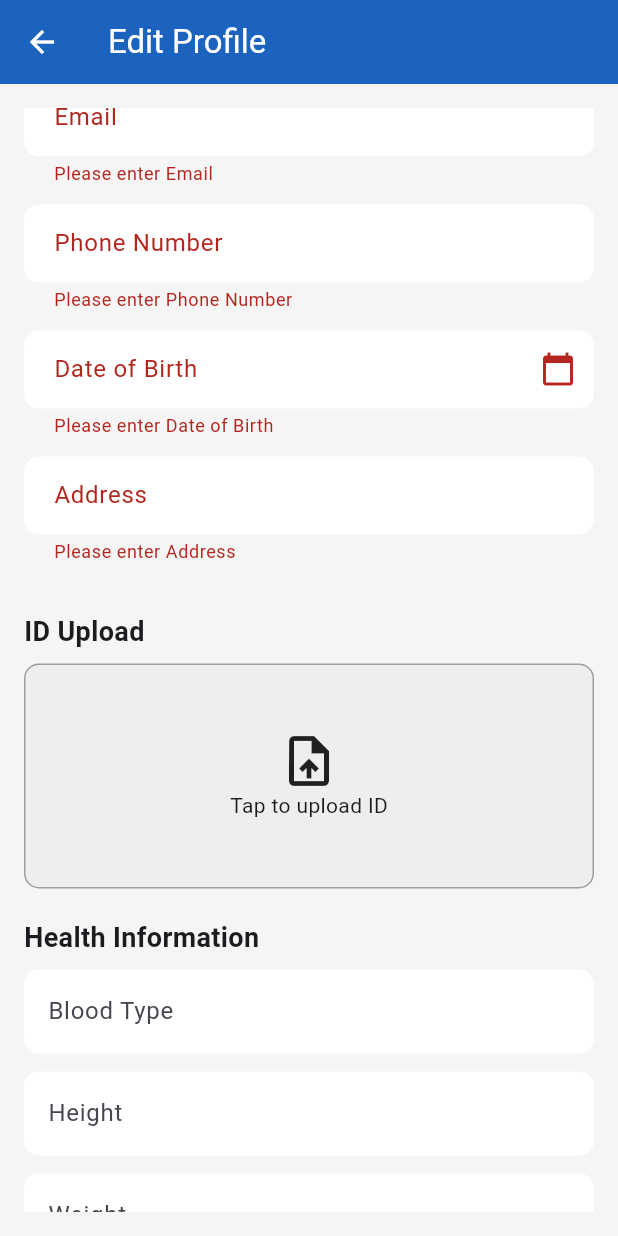
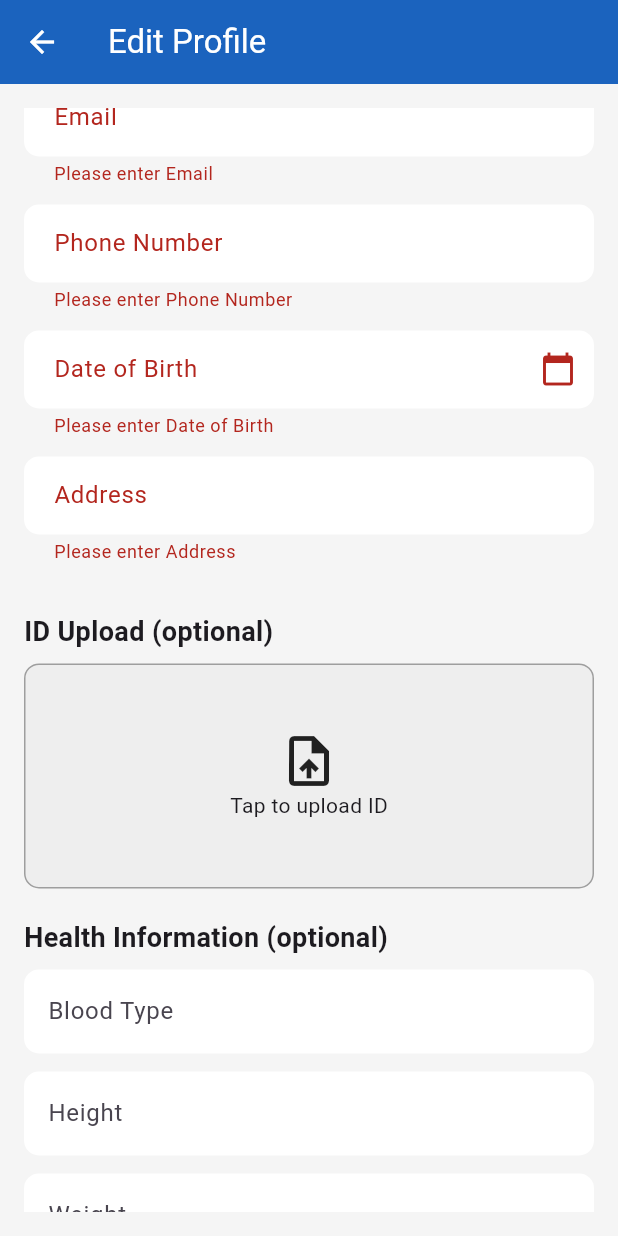
Before and after one commit to Davidtan0502/project_radar_app, a Flutter app: the EditAccountinfo screen opened directly, scrolled down 576 dp, after a tap on "Save Changes", on a phone screen of 412 x 824 dp. Run offline on Flutter 3.47's test engine with Material 3 defaults, Android fonts, the phone set to English and light mode, and no system bars; our stand-ins replace another_flushbar, cloud_firestore, firebase_auth, firebase_core, firebase_storage, geocoding and 7 more; missing offline and left inert: flutter_email_sender; accounts and stored records are empty; network calls fail.

Commit message:
LOGIN(VERIFICATION), REGISTER (PASSWORD LOGIC), EMERGENCY CONTACT (DRAG N PULL), EDIT ACCOUNT INFORMATION (HEALTH INFO, READ ONLY EMAIL), DELETION LOGIC MODULE, CHANGE PASSWORD LOGIC MODULE,

```diff
--- a/lib/screens/profile/edit_account_info.dart
+++ b/lib/screens/profile/edit_account_info.dart
@@ -4,6 +4,7 @@ import 'package:image_picker/image_picker.dart';
 import 'package:firebase_auth/firebase_auth.dart';
 import 'package:cloud_firestore/cloud_firestore.dart';
 import 'package:firebase_storage/firebase_storage.dart';
+import 'package:another_flushbar/flushbar.dart';
 import 'package:project_radar_app/screens/profile/account_management_screen.dart';
 import 'package:project_radar_app/services/navigation.dart';
 
@@ -41,6 +42,49 @@ class _EditAccountinfoState extends State<EditAccountinfo> {
     super.initState();
     _initializeFormListeners();
     _loadUserData();
+
+    _bloodTypeController.addListener(() {
+      final input = _bloodTypeController.text.toUpperCase(); // convert to uppercase
+      final validTypes = ['A+', 'A-', 'B+', 'B-', 'O+', 'O-', 'AB+', 'AB-'];
+
+      // Only update if input is one of the valid types or a valid prefix
+      if (input.isEmpty || validTypes.any((type) => type.startsWith(input))) {
+        if (_bloodTypeController.text != input) {
+          _bloodTypeController.value = _bloodTypeController.value.copyWith(
+            text: input,
+            selection: TextSelection.fromPosition(
+              TextPosition(offset: input.length),
+            ),
+          );
+        }
+      }
+    });
+
+        // Auto-space for Height
+    _heightController.addListener(() {
+      String text = _heightController.text.trimRight();
+      if (text.isNotEmpty && text.toLowerCase().endsWith('cm')) {
+        // Remove any spaces before 'cm' and add exactly one
+        text = '${text.substring(0, text.length - 2).trim()} cm';
+        _heightController.text = text;
+        _heightController.selection = TextSelection.fromPosition(
+          TextPosition(offset: text.length),
+        );
+      }
+    });
+
+    // Auto-space for Weight
+    _weightController.addListener(() {
+      String text = _weightController.text.trimRight();
+      if (text.isNotEmpty && text.toLowerCase().endsWith('kg')) {
+        // Remove any spaces before 'kg' and add exactly one
+        text = '${text.substring(0, text.length - 2).trim()} kg';
+        _weightController.text = text;
+        _weightController.selection = TextSelection.fromPosition(
+          TextPosition(offset: text.length),
+        );
+      }
+    });
   }
 
   Future<void> _loadUserData() async {
@@ -54,11 +98,11 @@ class _EditAccountinfoState extends State<EditAccountinfo> {
     if (!doc.exists) return;
     final data = doc.data()!;
     setState(() {
-      _firstNameController.text = data['firstName'] ?? '';
-      _middleNameController.text = data['middleName'] ?? '';
-      _lastNameController.text = data['lastName'] ?? '';
+      _firstNameController.text = _capitalizeWords(data['firstName'] ?? '');
+  _middleNameController.text = _capitalizeWords(data['middleName'] ?? '');
+  _lastNameController.text = _capitalizeWords(data['lastName'] ?? '');
       _emailController.text = data['email'] ?? '';
-      _phoneController.text = data['phone'] ?? '';
+      _phoneController.text = _formatPhone(data['phone'] ?? '');
       _dobController.text = data['dob'] ?? '';
       _addressController.text = data['address'] ?? '';
       _bloodTypeController.text = data['bloodType'] ?? '';
@@ -181,12 +225,28 @@ class _EditAccountinfoState extends State<EditAccountinfo> {
     }
   }
 
+    String _capitalizeWords(String text) {
+    return text.split(' ').map((word) {
+      if (word.isEmpty) return '';
+      return word[0].toUpperCase() + word.substring(1).toLowerCase();
+    }).join(' ');
+  }
+
+  String _formatPhone(String phone) {
+    if (phone.startsWith('+63')) {
+      return '0${phone.substring(3)}';
+    }
+    return phone;
+  }
+
   Future<void> _saveProfile() async {
     if (!_formKey.currentState!.validate() || _isSaving) return;
     setState(() => _isSaving = true);
+
     try {
       final user = FirebaseAuth.instance.currentUser;
       if (user == null) return;
+
       String? profileUrl;
       if (_removeProfileImage) {
         try {
@@ -200,13 +260,13 @@ class _EditAccountinfoState extends State<EditAccountinfo> {
           'profile_images',
         );
       }
+
       String? idUrl;
       if (_idImage != null) {
         idUrl = await _uploadImageToStorage(_idImage!, 'id_uploads');
       }
-      final docRef = FirebaseFirestore.instance
-          .collection('users')
-          .doc(user.uid);
+
+      final docRef = FirebaseFirestore.instance.collection('users').doc(user.uid);
       await docRef.set({
         'firstName': _firstNameController.text.trim(),
         'middleName': _middleNameController.text.trim(),
@@ -223,15 +283,31 @@ class _EditAccountinfoState extends State<EditAccountinfo> {
         'isVerified': true,
         'updatedAt': FieldValue.serverTimestamp(),
       }, SetOptions(merge: true));
+
+    // Top notification
     if (!mounted) return;
-      ScaffoldMessenger.of(context).showSnackBar(
-        const SnackBar(
-          content: Text('Profile saved successfully!'),
-          backgroundColor: Colors.green,
+    await Flushbar(
+      message: 'Profile saved successfully!',
+      backgroundColor: const Color.fromARGB(255, 25, 167, 0),
+      margin: const EdgeInsets.symmetric(horizontal: 20, vertical: 16),
+      borderRadius: BorderRadius.circular(12),
+      flushbarPosition: FlushbarPosition.TOP,
+      icon: const Icon(
+        Icons.check_circle,
+        color: Colors.white,
       ),
-      );
+      messageColor: const Color.fromARGB(255, 255, 255, 255),
+      padding: const EdgeInsets.symmetric(horizontal: 20, vertical: 14),
+      animationDuration: const Duration(milliseconds: 500),
+      duration: const Duration(seconds: 3),
+    ).show(context);
+
+    if (!mounted) return;
       setState(() => _isFormDirty = false);
+
+      // Pop after notification disappears
       Navigator.pop(context, true);
+
     } finally {
       if (mounted) setState(() => _isSaving = false);
     }
@@ -394,6 +470,7 @@ class _EditAccountinfoState extends State<EditAccountinfo> {
           _emailController,
           hint: 'you@example.com',
           keyboardType: TextInputType.emailAddress,
+          isReadOnly: true, // added to prevent editing
         ),
         _buildEditableField(
           'Phone Number',
@@ -416,7 +493,7 @@ class _EditAccountinfoState extends State<EditAccountinfo> {
     return Column(
       crossAxisAlignment: CrossAxisAlignment.start,
       children: [
-        _buildSectionTitle('ID Upload'),
+        _buildSectionTitle('ID Upload (optional)'),
         GestureDetector(
           onTap: () => _pickImage(ImageSource.gallery, false),
           child: Container(
@@ -451,7 +528,7 @@ class _EditAccountinfoState extends State<EditAccountinfo> {
     return Column(
       crossAxisAlignment: CrossAxisAlignment.start,
       children: [
-        _buildSectionTitle('Health Information'),
+        _buildSectionTitle('Health Information (optional)'),
         Padding(
           padding: const EdgeInsets.only(bottom: 12),
           child: TextFormField(
@@ -466,6 +543,15 @@ class _EditAccountinfoState extends State<EditAccountinfo> {
                 borderSide: BorderSide.none,
               ),
             ),
+            validator: (value) {
+              if (value != null && value.isNotEmpty) {
+                final validTypes = ['A+', 'A-', 'B+', 'B-', 'O+', 'O-', 'AB+', 'AB-'];
+                if (!validTypes.contains(value.toUpperCase())) {
+                  return 'Invalid blood type';
+                }
+              }
+              return null; // allow blank
+            },
           ),
         ),
         Padding(
@@ -482,6 +568,14 @@ class _EditAccountinfoState extends State<EditAccountinfo> {
                 borderSide: BorderSide.none,
               ),
             ),
+            validator: (value) {
+              if (value != null && value.isNotEmpty) {
+                if (!value.toLowerCase().endsWith('cm')) {
+                  return 'Height must end with cm';
+                }
+              }
+              return null; // allow blank
+            },
           ),
         ),
         Padding(
@@ -498,6 +592,14 @@ class _EditAccountinfoState extends State<EditAccountinfo> {
                 borderSide: BorderSide.none,
               ),
             ),
+            validator: (value) {
+              if (value != null && value.isNotEmpty) {
+                if (!value.toLowerCase().endsWith('kg')) {
+                  return 'Weight must end with kg';
+                }
+              }
+              return null; // allow blank
+            },
           ),
         ),
       ],
@@ -543,15 +645,15 @@ class _EditAccountinfoState extends State<EditAccountinfo> {
   String? hint,
   TextInputType keyboardType = TextInputType.text,
   bool isDateField = false,
+  bool isReadOnly = false, // new
 }) {
   return Padding(
     padding: const EdgeInsets.only(bottom: 12),
     child: TextFormField(
       controller: controller,
       keyboardType: keyboardType,
-        readOnly: isDateField,
-        onTap:
-            isDateField
+      readOnly: isDateField || isReadOnly,
+      onTap: isDateField
           ? () async {
               FocusScope.of(context).requestFocus(FocusNode());
               await _selectDate(context);
```
Also changed, not shown: lib/screens/auth/login_screen.dart (+8 -8 lines), lib/screens/auth/registration_screen.dart (+24 -22 lines), lib/screens/auth/verify_info_screen.dart (+13 -5 lines), lib/screens/profile/account_management_screen.dart (+24 -22 lines), lib/screens/profile/change_password.dart (+6 -2 lines), lib/screens/profile/emergency_contacts_screen.dart (+18 -12 lines), lib/services/emergency_contact_service.dart (+18 -7 lines), pubspec.lock, 3 other files. Lines whose indentation alone changed are shown as unchanged.
